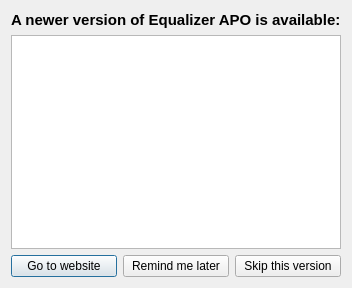
Qt form UpdateChecker/UpdateChecker.ui (xup61069/EqAPO64_with_VST3_support) before a commit.
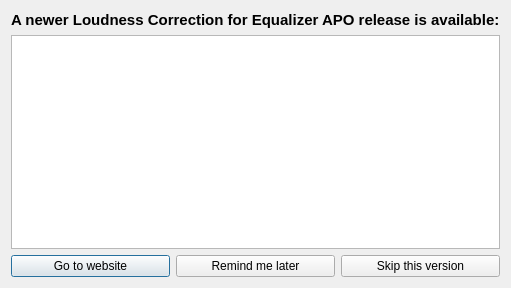
The same form after that commit. Icons and pictures are not drawn. Custom widgets are drawn as their Qt base class.

```diff
--- a/UpdateChecker/UpdateChecker.ui
+++ b/UpdateChecker/UpdateChecker.ui
@@ -51,7 +51,7 @@
       </font>
      </property>
      <property name="text">
-      <string>A newer version of Equalizer APO is available:</string>
+      <string>A newer Loudness Correction for Equalizer APO release is available:</string>
      </property>
     </widget>
    </item>
```
